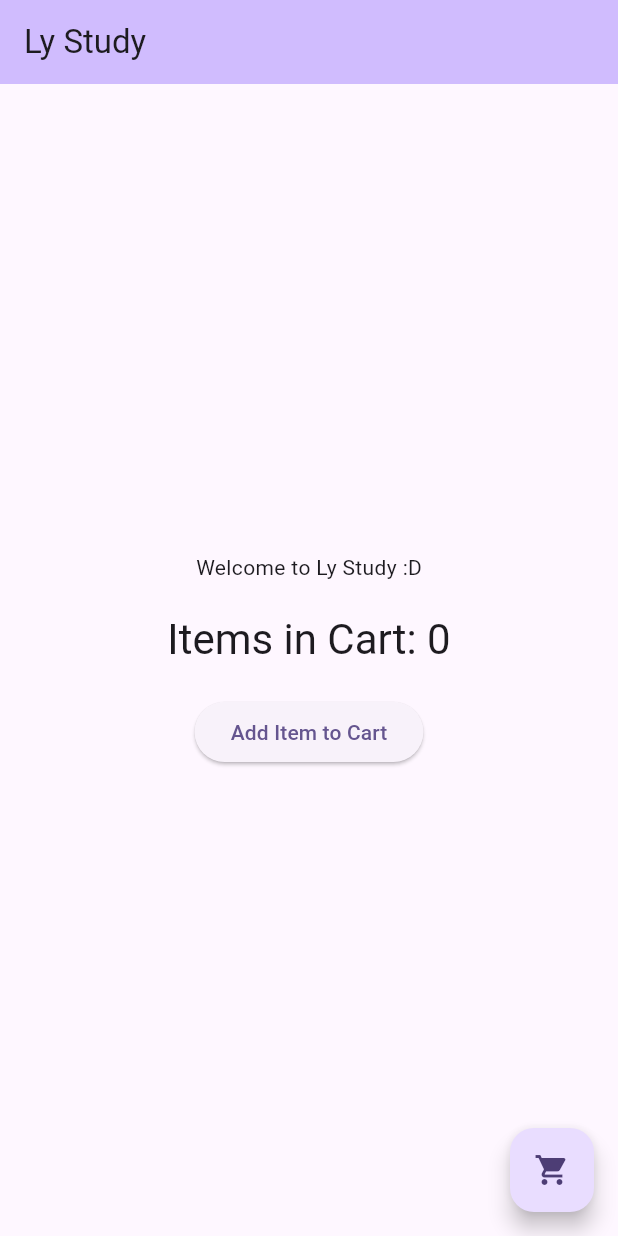
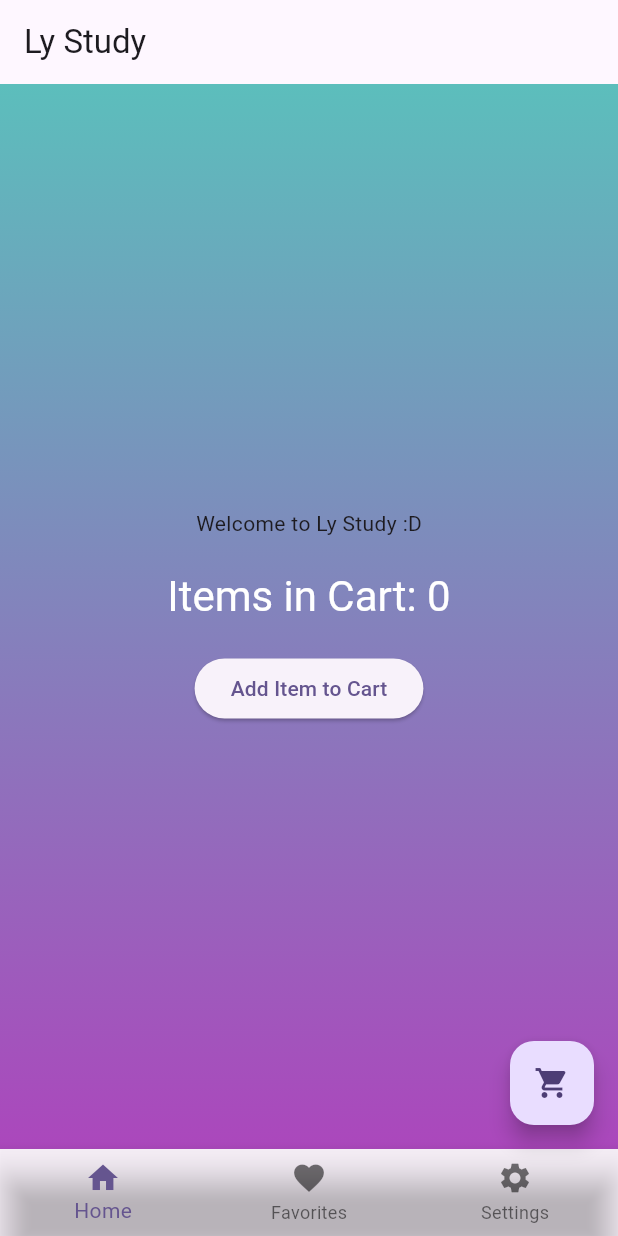
Before and after one commit to LyAmurus/Ly-Flutter, a Flutter app: the screen it shows after launch, on a phone screen of 412 x 824 dp. Run offline on Flutter 3.47's test engine with Material 2 defaults, Android fonts, the light colour scheme and no system bars.

Commit message:
Penambahan fitur pada navbar bawah

```diff
--- a/lib/main.dart
+++ b/lib/main.dart
@@ -5,7 +5,7 @@ void main() {
 }
 
 class MyApp extends StatelessWidget {
-  const MyApp({super.key});
+  const MyApp({Key? key}) : super(key: key);
 
   @override
   Widget build(BuildContext context) {
@@ -21,7 +21,7 @@ class MyApp extends StatelessWidget {
 }
 
 class ShoppingHomePage extends StatefulWidget {
-  const ShoppingHomePage({super.key, required this.title});
+  const ShoppingHomePage({Key? key, required this.title}) : super(key: key);
 
   final String title;
 
@@ -31,6 +31,7 @@ class ShoppingHomePage extends StatefulWidget {
 
 class _ShoppingHomePageState extends State<ShoppingHomePage> {
   int _itemsInCart = 0;
+  int _currentIndex = 0; // Index for bottom navigation bar
 
   void _addItemToCart() {
     setState(() {
@@ -42,10 +43,22 @@ class _ShoppingHomePageState extends State<ShoppingHomePage> {
   Widget build(BuildContext context) {
     return Scaffold(
       appBar: AppBar(
-        backgroundColor: Theme.of(context).colorScheme.inversePrimary,
+        backgroundColor: Colors.transparent, // Set to transparent
+        elevation: 0, // Remove elevation
         title: Text(widget.title),
       ),
-      body: Center(
+      body: Container(
+        decoration: BoxDecoration(
+          gradient: LinearGradient(
+            colors: [
+              const Color.fromARGB(255, 92, 190, 188),
+              Colors.purple[400]!,
+            ],
+            begin: Alignment.topCenter,
+            end: Alignment.bottomCenter,
+          ),
+        ),
+        child: Center(
           child: Column(
             mainAxisAlignment: MainAxisAlignment.center,
             children: <Widget>[
@@ -55,7 +68,7 @@ class _ShoppingHomePageState extends State<ShoppingHomePage> {
               const SizedBox(height: 20),
               Text(
                 'Items in Cart: $_itemsInCart',
-              style: Theme.of(context).textTheme.headlineMedium,
+                style: Theme.of(context).textTheme.headlineMedium?.copyWith(color: Colors.white), // Set text color to white
               ),
               const SizedBox(height: 20),
               ElevatedButton(
@@ -63,6 +76,7 @@ class _ShoppingHomePageState extends State<ShoppingHomePage> {
                 child: const Text('Add Item to Cart'),
               ),
             ],
+          ),
         ),
       ),
       floatingActionButton: FloatingActionButton(
@@ -88,6 +102,30 @@ class _ShoppingHomePageState extends State<ShoppingHomePage> {
         tooltip: 'Open Cart',
         child: const Icon(Icons.shopping_cart),
       ),
+      bottomNavigationBar: BottomNavigationBar(
+        currentIndex: _currentIndex,
+        onTap: (index) {
+          setState(() {
+            _currentIndex = index;
+          });
+        },
+        backgroundColor: const Color.fromARGB(0, 44, 86, 137), // Set to transparent
+        items: const [
+          BottomNavigationBarItem(
+            icon: Icon(Icons.home),
+            label: 'Home',
+          ),
+          BottomNavigationBarItem(
+            icon: Icon(Icons.favorite),
+            label: 'Favorites',
+          ),
+          BottomNavigationBarItem(
+            icon: Icon(Icons.settings),
+            label: 'Settings',
+          ),
+
+        ],
+      ),
     );
   }
 }
```
Also changed, not shown: lib/bubbleChat.dart (added, +94 -0 lines). Lines whose indentation alone changed are shown as unchanged.
